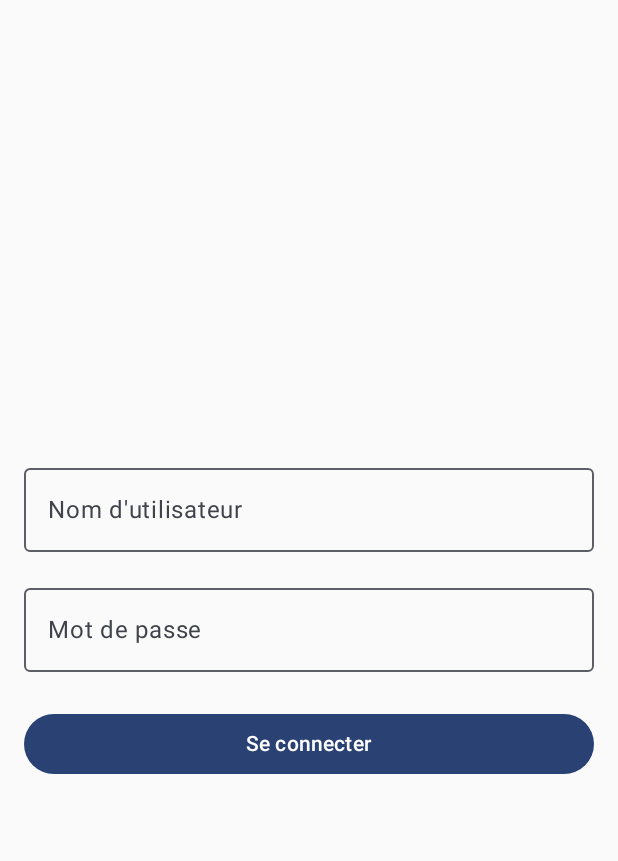
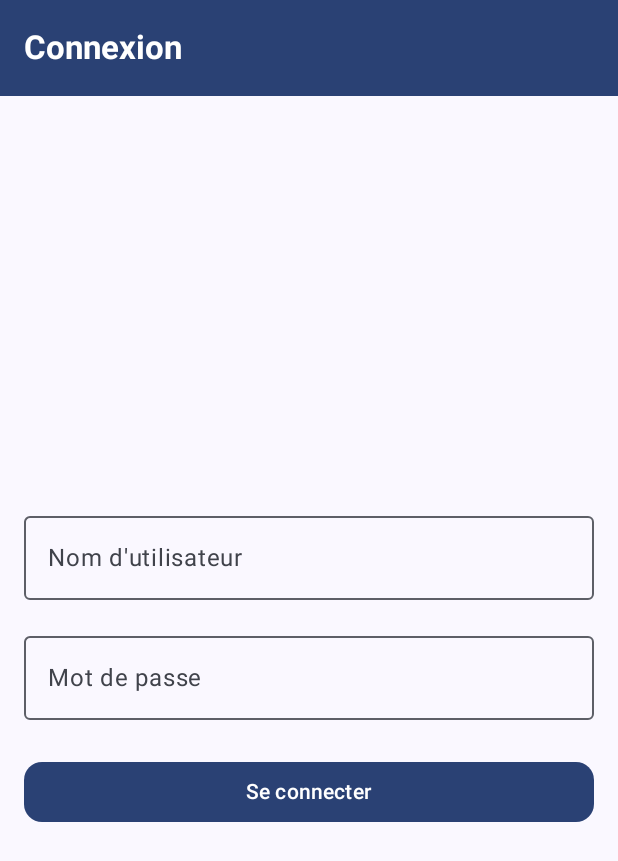
Before and after one commit to GaelNsabua/GYM-MANAGEMENT-APP, an Android app built with Jetpack Compose: the LoginScreen screen opened through its navigation route, on a phone screen of 412 x 824 dp. Shown: the top 861 px of the screen. Run offline under Robolectric (Android 15) with nearby library versions, the phone set to English and light mode, and no system bars; our stand-ins replace Room's generated code.

Commit message:
COMMIT_07_MARS_2025 ==> design et modifications des certains ecrans et ajout des ecrans de modifications

```diff
--- a/app/src/main/java/com/example/gym_management_app/ui/screens/LoginScreen.kt
+++ b/app/src/main/java/com/example/gym_management_app/ui/screens/LoginScreen.kt
@@ -1,24 +1,47 @@
 package com.example.gym_management_app.ui.screens
 
 import androidx.compose.foundation.layout.*
+import androidx.compose.foundation.shape.RoundedCornerShape
 import androidx.compose.foundation.text.KeyboardOptions
 import androidx.compose.material3.*
 import androidx.compose.runtime.*
 import androidx.compose.ui.Alignment
 import androidx.compose.ui.Modifier
+import androidx.compose.ui.graphics.Color
+import androidx.compose.ui.text.font.FontWeight
 import androidx.compose.ui.text.input.KeyboardType
 import androidx.compose.ui.text.input.PasswordVisualTransformation
 import androidx.compose.ui.unit.dp
 import androidx.navigation.NavController
 
+@OptIn(ExperimentalMaterial3Api::class)
 @Composable
 fun LoginScreen(navController: NavController) {
     var username by remember { mutableStateOf("") }
     var password by remember { mutableStateOf("") }
 
+    // Utilisation du thème Material3
+    Scaffold(
+        topBar = {
+            TopAppBar(
+                title = {
+                    Text(
+                        "Connexion",
+                        fontWeight = FontWeight.Bold,
+                        color = Color.White
+                    )
+                },
+                colors = TopAppBarDefaults.topAppBarColors(
+                    containerColor = MaterialTheme.colorScheme.primary,
+                    titleContentColor = Color.White
+                )
+            )
+        }
+    ) { innerPadding ->
         Column(
             modifier = Modifier
                 .fillMaxSize()
+                .padding(innerPadding)
                 .padding(16.dp),
             verticalArrangement = Arrangement.Center,
             horizontalAlignment = Alignment.CenterHorizontally
@@ -42,7 +65,7 @@ fun LoginScreen(navController: NavController) {
                 modifier = Modifier.fillMaxWidth(),
                 singleLine = true,
                 visualTransformation = PasswordVisualTransformation(),
-            keyboardOptions = KeyboardOptions(keyboardType = KeyboardType.Password)
+                keyboardOptions = KeyboardOptions(keyboardType = KeyboardType.Password),
             )
 
             Spacer(modifier = Modifier.height(24.dp))
@@ -57,9 +80,11 @@ fun LoginScreen(navController: NavController) {
                         // Afficher une erreur si les identifiants sont incorrects
                     }
                 },
-            modifier = Modifier.fillMaxWidth()
+                modifier = Modifier.fillMaxWidth(),
+                shape = RoundedCornerShape(12.dp)
             ) {
                 Text("Se connecter")
             }
         }
     }
+}
```
Also changed, not shown: app/src/main/java/com/example/gym_management_app/ui/screens/ReportScreen.kt (+9 -10 lines), app/src/main/java/com/example/gym_management_app/ui/screens/SplashScreen.kt (+20 -14 lines). Lines whose indentation alone changed are shown as unchanged.
